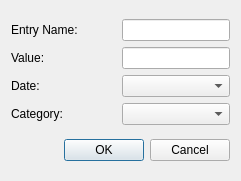
This is src/gui/ui/newentrydialog.ui in pylipp/financeager as Qt 5 draws it before an edit. The edited form follows.
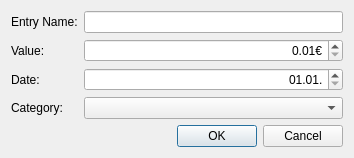
This is the edited form.

Diff of the .ui file:
```diff
--- a/src/gui/ui/newentrydialog.ui
+++ b/src/gui/ui/newentrydialog.ui
@@ -6,75 +6,82 @@
    <rect>
     <x>0</x>
     <y>0</y>
-    <width>241</width>
-    <height>181</height>
+    <width>354</width>
+    <height>155</height>
    </rect>
   </property>
   <property name="windowTitle">
    <string>New Entry</string>
   </property>
-  <layout class="QVBoxLayout" name="verticalLayout_3">
+  <layout class="QVBoxLayout" name="verticalLayout">
    <item>
-    <layout class="QHBoxLayout" name="horizontalLayout">
-     <item>
-      <layout class="QVBoxLayout" name="verticalLayout_2">
-       <item>
+    <layout class="QFormLayout" name="formLayout">
+     <item row="0" column="0">
         <widget class="QLabel" name="label">
          <property name="text">
           <string>Entry Name:</string>
          </property>
         </widget>
        </item>
-       <item>
+     <item row="0" column="1">
+      <widget class="QLineEdit" name="nameLineEdit">
+       <property name="sizePolicy">
+        <sizepolicy hsizetype="Expanding" vsizetype="Fixed">
+         <horstretch>0</horstretch>
+         <verstretch>0</verstretch>
+        </sizepolicy>
+       </property>
+      </widget>
+     </item>
+     <item row="1" column="0">
         <widget class="QLabel" name="label_2">
          <property name="text">
           <string>Value:</string>
          </property>
         </widget>
        </item>
-       <item>
+     <item row="2" column="0">
         <widget class="QLabel" name="label_4">
          <property name="text">
           <string>Date:</string>
          </property>
         </widget>
        </item>
-       <item>
+     <item row="2" column="1">
+      <widget class="QDateEdit" name="dateEdit">
+       <property name="alignment">
+        <set>Qt::AlignRight|Qt::AlignTrailing|Qt::AlignVCenter</set>
+       </property>
+       <property name="displayFormat">
+        <string>dd.MM.</string>
+       </property>
+      </widget>
+     </item>
+     <item row="1" column="1">
+      <widget class="QDoubleSpinBox" name="valueDoubleSpinBox">
+       <property name="alignment">
+        <set>Qt::AlignRight|Qt::AlignTrailing|Qt::AlignVCenter</set>
+       </property>
+       <property name="suffix">
+        <string>€</string>
+       </property>
+       <property name="minimum">
+        <double>0.010000000000000</double>
+       </property>
+       <property name="maximum">
+        <double>1000000000.000000000000000</double>
+       </property>
+      </widget>
+     </item>
+     <item row="3" column="0">
         <widget class="QLabel" name="label_3">
          <property name="text">
           <string>Category:</string>
          </property>
         </widget>
        </item>
-      </layout>
-     </item>
-     <item>
-      <layout class="QVBoxLayout" name="verticalLayout">
-       <item>
-        <widget class="QLineEdit" name="nameEdit">
-         <property name="sizePolicy">
-          <sizepolicy hsizetype="Fixed" vsizetype="Fixed">
-           <horstretch>0</horstretch>
-           <verstretch>0</verstretch>
-          </sizepolicy>
-         </property>
-        </widget>
-       </item>
-       <item>
-        <widget class="QLineEdit" name="expenseEdit">
-         <property name="sizePolicy">
-          <sizepolicy hsizetype="Fixed" vsizetype="Fixed">
-           <horstretch>0</horstretch>
-           <verstretch>0</verstretch>
-          </sizepolicy>
-         </property>
-        </widget>
-       </item>
-       <item>
-        <widget class="QComboBox" name="dateCombo"/>
-       </item>
-       <item>
-        <widget class="QComboBox" name="categoryCombo">
+     <item row="3" column="1">
+      <widget class="QComboBox" name="categoryComboBox">
          <property name="sizePolicy">
           <sizepolicy hsizetype="Preferred" vsizetype="Fixed">
            <horstretch>0</horstretch>
@@ -85,8 +92,6 @@
        </item>
       </layout>
      </item>
-    </layout>
-   </item>
    <item>
     <widget class="QDialogButtonBox" name="buttonBox">
      <property name="orientation">
```
Left out of the diff: 8 changed lines with no effect on the pictures. Lines whose indentation alone changed are shown as unchanged.
